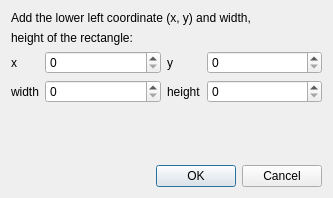
Before: the Qt Designer form ui/addRectangleDialog.ui in vvc-git/computacao-grafica, drawn with Qt 5.
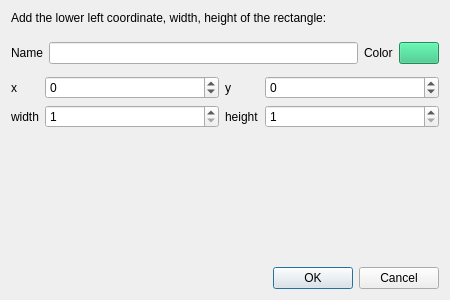
After: the same form once the commit is applied.

What changed in the file:
```diff
--- a/ui/addRectangleDialog.ui
+++ b/ui/addRectangleDialog.ui
@@ -6,10 +6,28 @@
    <rect>
     <x>0</x>
     <y>0</y>
-    <width>333</width>
-    <height>198</height>
+    <width>450</width>
+    <height>300</height>
    </rect>
   </property>
+  <property name="sizePolicy">
+   <sizepolicy hsizetype="Fixed" vsizetype="Fixed">
+    <horstretch>0</horstretch>
+    <verstretch>0</verstretch>
+   </sizepolicy>
+  </property>
+  <property name="minimumSize">
+   <size>
+    <width>450</width>
+    <height>300</height>
+   </size>
+  </property>
+  <property name="maximumSize">
+   <size>
+    <width>450</width>
+    <height>300</height>
+   </size>
+  </property>
   <property name="windowTitle">
    <string>Rectangle</string>
   </property>
@@ -17,21 +35,48 @@
    <item>
     <widget class="QLabel" name="message1Label">
      <property name="text">
-      <string>Add the lower left coordinate (x, y) and width,</string>
+      <string>Add the lower left coordinate, width, height of the rectangle:</string>
      </property>
     </widget>
    </item>
    <item>
-    <widget class="QLabel" name="message2Label">
-     <property name="text">
-      <string>height of the rectangle:</string>
+    <layout class="QHBoxLayout" name="infoHorizontalLayout">
+     <property name="topMargin">
+      <number>11</number>
      </property>
-    </widget>
+     <item>
+      <widget class="QLabel" name="nameLabel">
+       <property name="text">
+        <string>Name</string>
+       </property>
+      </widget>
+     </item>
+     <item>
+      <widget class="QLineEdit" name="nameLineEdit"/>
+     </item>
+     <item>
+      <widget class="QLabel" name="colorLabel">
+       <property name="text">
+        <string>Color</string>
+       </property>
+      </widget>
+     </item>
+     <item>
+      <widget class="QPushButton" name="colorButton">
+       <property name="styleSheet">
+        <string notr="true">background-color: rgb(46, 194, 126);</string>
+       </property>
+       <property name="text">
+        <string/>
+       </property>
+      </widget>
+     </item>
+    </layout>
    </item>
    <item>
     <layout class="QGridLayout" name="rectangleConfigurationGridLayout" columnstretch="0,100,0,100" columnminimumwidth="0,100,0,100">
      <property name="topMargin">
-      <number>0</number>
+      <number>6</number>
      </property>
      <item row="0" column="0">
       <widget class="QLabel" name="xLabel">
@@ -42,8 +87,11 @@
      </item>
      <item row="0" column="1">
       <widget class="QSpinBox" name="xSpinBox">
+       <property name="minimum">
+        <number>-1000</number>
+       </property>
        <property name="maximum">
-        <number>99999</number>
+        <number>1000</number>
        </property>
       </widget>
      </item>
@@ -56,8 +104,11 @@
      </item>
      <item row="0" column="3">
       <widget class="QSpinBox" name="ySpinBox">
+       <property name="minimum">
+        <number>-1000</number>
+       </property>
        <property name="maximum">
-        <number>99999</number>
+        <number>1000</number>
        </property>
       </widget>
      </item>
@@ -70,8 +121,11 @@
      </item>
      <item row="1" column="1">
       <widget class="QSpinBox" name="widhtSpinBox">
+       <property name="minimum">
+        <number>1</number>
+       </property>
        <property name="maximum">
-        <number>99999</number>
+        <number>1000</number>
        </property>
       </widget>
      </item>
@@ -84,15 +138,25 @@
      </item>
      <item row="1" column="3">
       <widget class="QSpinBox" name="heightSpinBox">
+       <property name="minimum">
+        <number>1</number>
+       </property>
        <property name="maximum">
-        <number>99999</number>
+        <number>1000</number>
        </property>
       </widget>
      </item>
     </layout>
    </item>
    <item>
-    <widget class="QWidget" name="widget" native="true"/>
+    <widget class="QWidget" name="widget" native="true">
+     <property name="minimumSize">
+      <size>
+       <width>0</width>
+       <height>100</height>
+      </size>
+     </property>
+    </widget>
    </item>
    <item>
     <widget class="QDialogButtonBox" name="buttonBox">
```
Left out of the diff: 5 changed lines with no effect on the pictures.
